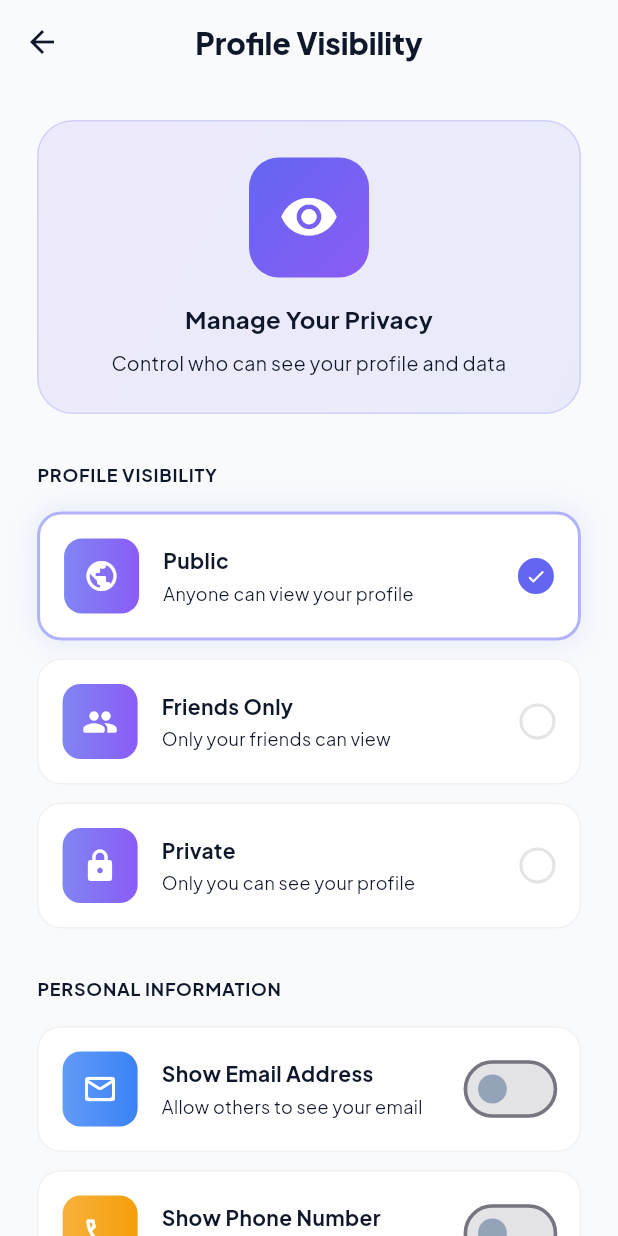
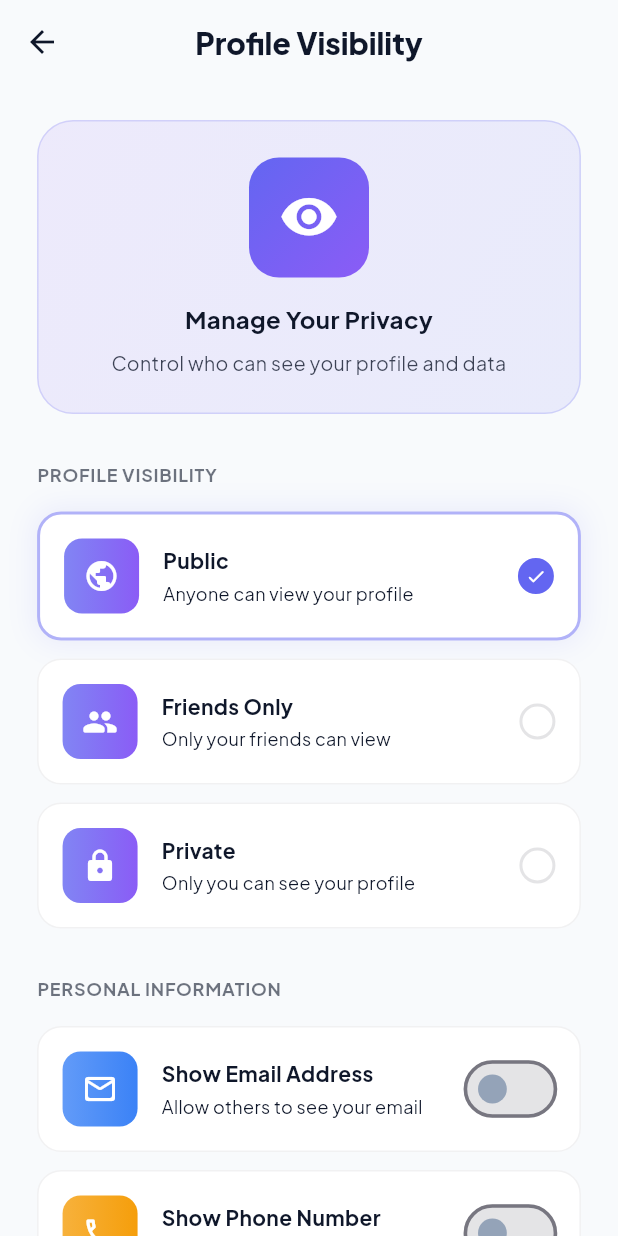
Before and after one commit to Avinash174/Do-Now-, a Flutter app: the ProfileVisibilityView screen opened by its route, on a phone screen of 412 x 824 dp. Run offline on Flutter 3.47's test engine with Material 3 defaults, Android fonts, the phone set to English and light mode, and no system bars; drawn by our look-alikes of flutter_animate; our stand-ins replace awesome_snackbar_content, firebase_auth, firebase_core, firebase_database, firebase_messaging, firebase_storage and 9 more; accounts and stored records are empty.

Commit message:
refactor: refine UI colors and opacities for text and container elements.

```diff
--- a/lib/view/help_topic_details_view.dart
+++ b/lib/view/help_topic_details_view.dart
@@ -256,13 +256,13 @@ class _HelpTopicDetailsViewState extends State<HelpTopicDetailsView> {
           Container(
             decoration: BoxDecoration(
               color: expandedIndex == index
-                  ? AppColors.primaryBlue.withValues(alpha: 0.05)
-                  : AppColors.background,
+                  ? AppColors.primaryBlue.withValues(alpha: 0.1)
+                  : theme.cardColor,
               borderRadius: BorderRadius.circular(16),
               border: Border.all(
                 color: expandedIndex == index
-                    ? AppColors.primaryBlue.withValues(alpha: 0.2)
-                    : AppColors.cardBorder,
+                    ? AppColors.primaryBlue.withValues(alpha: 0.3)
+                    : theme.dividerColor.withValues(alpha: 0.1),
               ),
             ),
             child: ExpansionTile(
--- a/lib/view/profile_visibility_view.dart
+++ b/lib/view/profile_visibility_view.dart
@@ -38,7 +38,7 @@ class _ProfileVisibilityViewState extends State<ProfileVisibilityView> {
         title: Text(
           'Profile Visibility',
           style: GoogleFonts.plusJakartaSans(
-            color: theme.textTheme.titleMedium?.color ?? AppColors.textDark,
+            color: theme.textTheme.titleLarge?.color,
             fontWeight: FontWeight.w800,
             fontSize: isSmallScreen ? 18 : 20,
           ),
@@ -114,9 +114,9 @@ class _ProfileVisibilityViewState extends State<ProfileVisibilityView> {
                       textAlign: TextAlign.center,
                       style: GoogleFonts.plusJakartaSans(
                         fontSize: 13,
-                        color:
-                            theme.textTheme.bodySmall?.color ??
-                            AppColors.textMuted,
+                        color: theme.textTheme.bodySmall?.color?.withValues(
+                          alpha: 0.8,
+                        ),
                       ),
                     ),
                   ],
@@ -129,8 +129,9 @@ class _ProfileVisibilityViewState extends State<ProfileVisibilityView> {
                 style: GoogleFonts.plusJakartaSans(
                   fontSize: 12,
                   fontWeight: FontWeight.w700,
-                  color:
-                      theme.textTheme.bodySmall?.color ?? AppColors.textMuted,
+                  color: theme.textTheme.bodySmall?.color?.withValues(
+                    alpha: 0.6,
+                  ),
                   letterSpacing: 0.5,
                 ),
               ),
@@ -165,8 +166,9 @@ class _ProfileVisibilityViewState extends State<ProfileVisibilityView> {
                 style: GoogleFonts.plusJakartaSans(
                   fontSize: 12,
                   fontWeight: FontWeight.w700,
-                  color:
-                      theme.textTheme.bodySmall?.color ?? AppColors.textMuted,
+                  color: theme.textTheme.bodySmall?.color?.withValues(
+                    alpha: 0.6,
+                  ),
                   letterSpacing: 0.5,
                 ),
               ),
@@ -197,8 +199,9 @@ class _ProfileVisibilityViewState extends State<ProfileVisibilityView> {
                 style: GoogleFonts.plusJakartaSans(
                   fontSize: 12,
                   fontWeight: FontWeight.w700,
-                  color:
-                      theme.textTheme.bodySmall?.color ?? AppColors.textMuted,
+                  color: theme.textTheme.bodySmall?.color?.withValues(
+                    alpha: 0.6,
+                  ),
                   letterSpacing: 0.5,
                 ),
               ),
```
